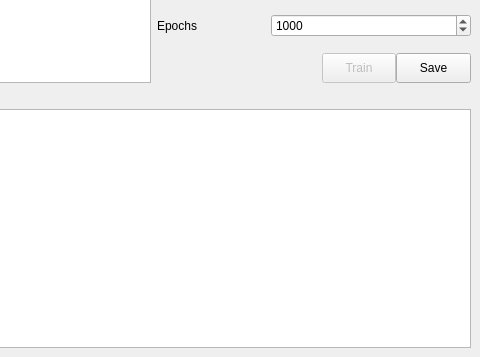
This is QSAR-UI/mainwindow1.ui in sheMnapion/AI-QSAR as Qt 5 draws it before an edit; both pictures show x 402 to 882 and y 288 to 645 of the 882 by 645 pixel window. The edited form follows.
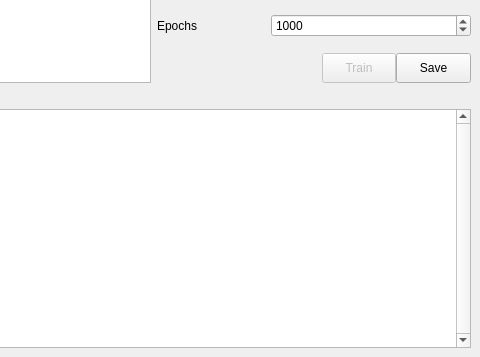
This is the edited form.

Diff of the .ui file:
```diff
--- a/QSAR-UI/mainwindow1.ui
+++ b/QSAR-UI/mainwindow1.ui
@@ -619,8 +619,17 @@
         <verstretch>0</verstretch>
        </sizepolicy>
       </property>
+      <property name="autoFillBackground">
+       <bool>true</bool>
+      </property>
+      <property name="verticalScrollBarPolicy">
+       <enum>Qt::ScrollBarAlwaysOn</enum>
+      </property>
       <property name="sizeAdjustPolicy">
-       <enum>QAbstractScrollArea::AdjustIgnored</enum>
+       <enum>QAbstractScrollArea::AdjustToContents</enum>
+      </property>
+      <property name="editTriggers">
+       <set>QAbstractItemView::AllEditTriggers</set>
       </property>
      </widget>
     </item>
```
